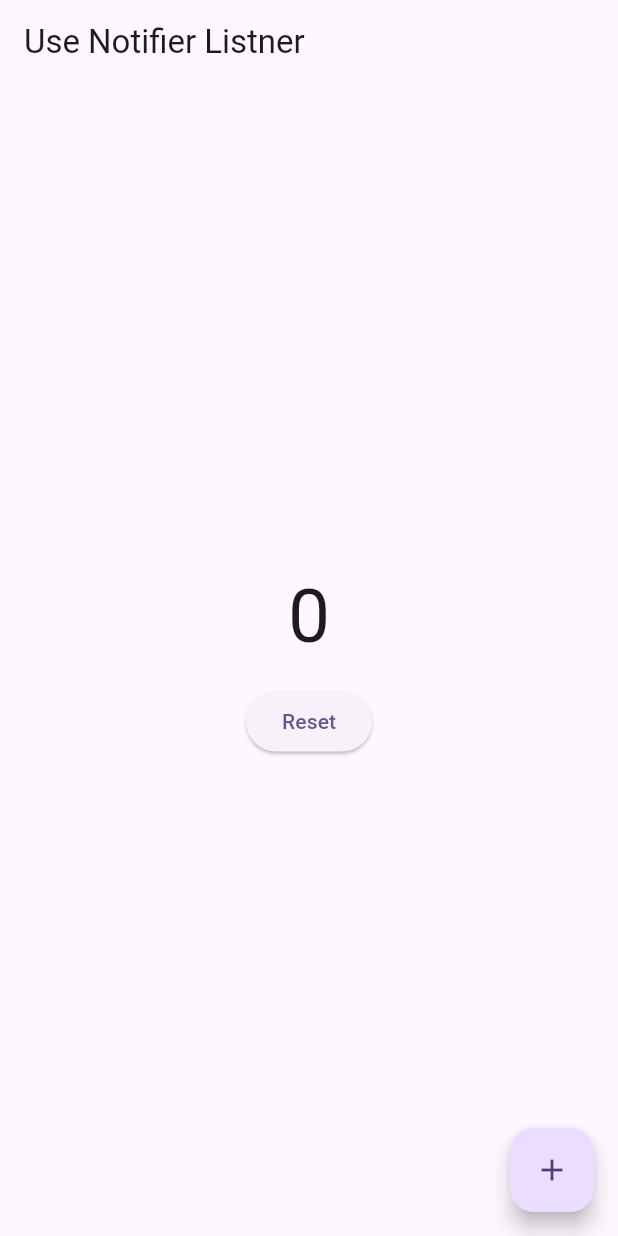
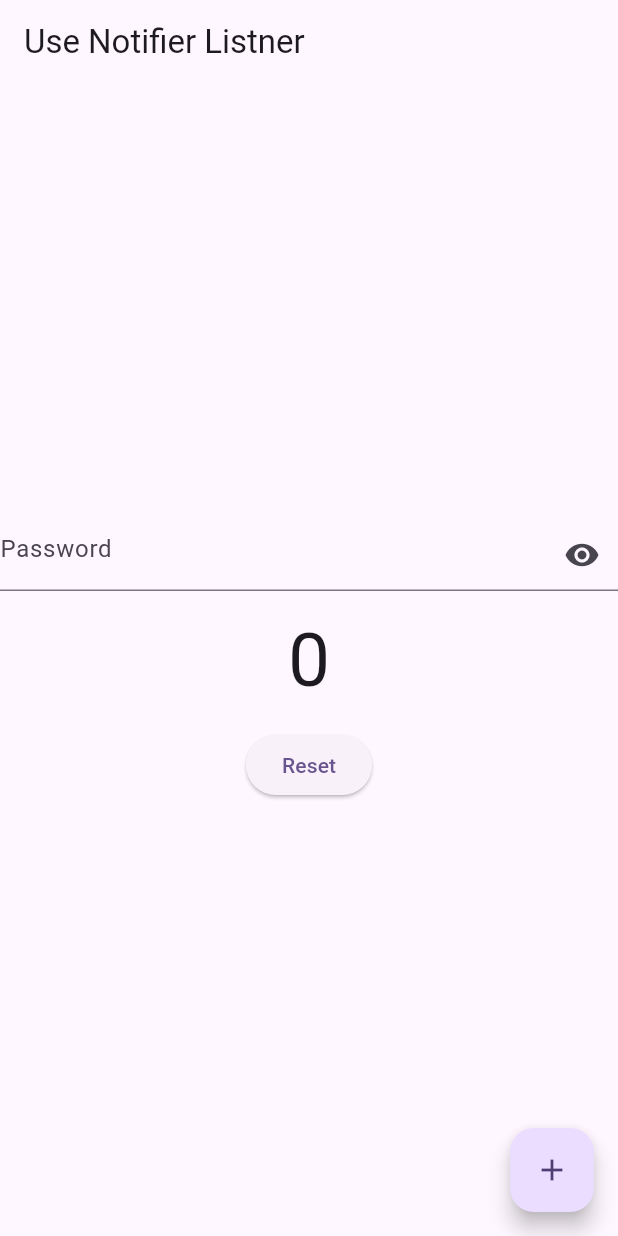
Before and after one commit to Ghauoor/Mvvm-Architecture-With-Provider-with-Rest-Api, a Flutter app: the screen it shows after launch, on a phone screen of 412 x 824 dp. Run offline on Flutter 3.47's test engine with Material 2 defaults, Android fonts, the phone set to English and light mode, and no system bars.

Commit message:
Use of  ValueListenableBuilder

```diff
--- a/lib/screen/value_notifier_listener.dart
+++ b/lib/screen/value_notifier_listener.dart
@@ -3,6 +3,7 @@ import 'package:flutter/material.dart';
 class ValueNotifierListener extends StatelessWidget {
   ValueNotifierListener({super.key});
   final ValueNotifier<int> _counter = ValueNotifier<int>(0);
+  final ValueNotifier<bool> _toogle = ValueNotifier<bool>(true);
 
   @override
   Widget build(BuildContext context) {
@@ -10,7 +11,30 @@ class ValueNotifierListener extends StatelessWidget {
       appBar: AppBar(
         title: const Text('Use Notifier Listner'),
       ),
-      body: Center(
+      body: Column(
+        mainAxisAlignment: MainAxisAlignment.center,
+        crossAxisAlignment: CrossAxisAlignment.center,
+        children: [
+          ValueListenableBuilder(
+              valueListenable: _toogle,
+              builder: (context, value, child) {
+                return TextFormField(
+                  obscureText: _toogle.value,
+                  decoration: InputDecoration(
+                    hintText: 'Password',
+                    suffixIcon: InkWell(
+                      onTap: () {
+                        _toogle.value = !_toogle.value;
+                      },
+                      child: Icon(_toogle.value
+                          ? Icons.visibility
+                          : Icons.visibility_off),
+                    ),
+                  ),
+                );
+              }),
+          const SizedBox(height: 10.0),
+          Center(
             child: ValueListenableBuilder(
               valueListenable: _counter,
               builder: (context, value, child) {
@@ -33,6 +57,8 @@ class ValueNotifierListener extends StatelessWidget {
               },
             ),
           ),
+        ],
+      ),
       floatingActionButton: FloatingActionButton(
         onPressed: () {
           _counter.value++;
```
Lines whose indentation alone changed are shown as unchanged.
